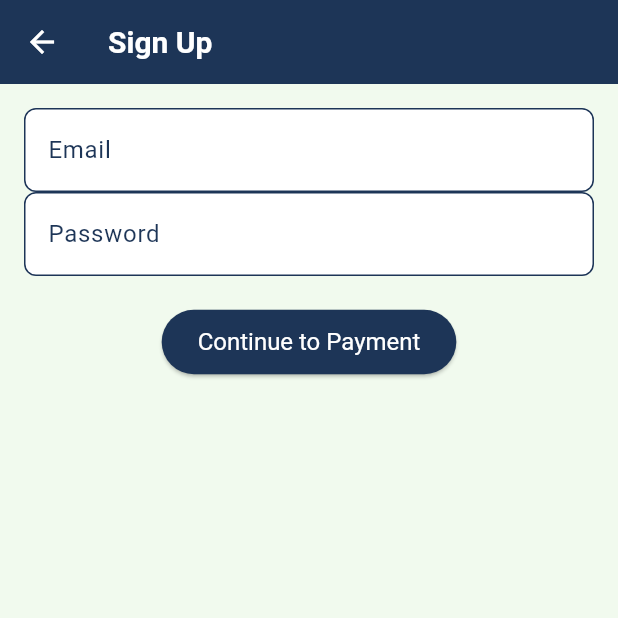
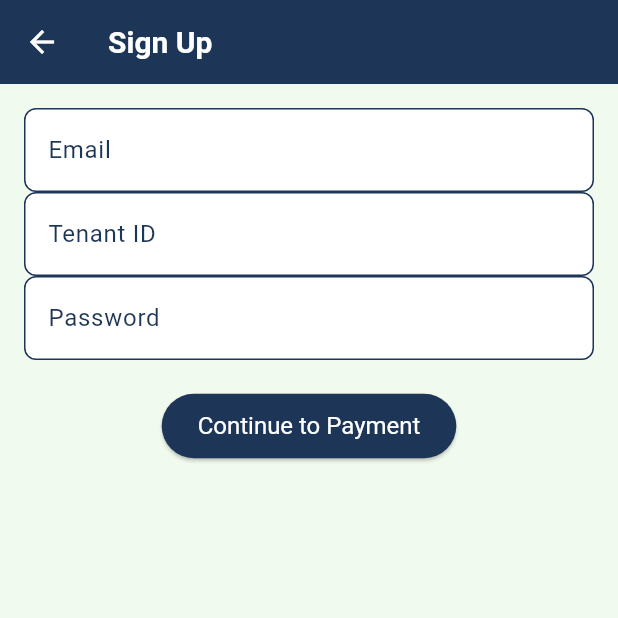
Before and after one commit to haddockdaniel/AILedger-Flutter, a Flutter app: the screen it shows after launch, after a tap on "Don't have an account? Sign Up", on a phone screen of 412 x 824 dp, the top half of it. Run offline on Flutter 3.47's test engine with Material 3 defaults, Android fonts, the phone set to English and light mode, and no system bars; our stand-ins replace flutter_secure_storage, flutter_tts, image_picker, share_plus, shimmer, speech_to_text and 1 more; missing offline and left inert: aws_s3_client, google_mlkit_text_recognition; accounts and stored records are empty; network calls fail; statements that could not run were skipped.

Commit message:
multi tenant, unchanged files, email update and screen hookup

```diff
--- a/lib/app.dart
+++ b/lib/app.dart
@@ -16,6 +16,7 @@ import 'package:autoledger/screens/widgets/contact_detail_screen.dart';
 import 'package:autoledger/screens/auth/signup_screen.dart';
 import 'package:autoledger/screens/auth/subscription_screen.dart';
 import 'package:autoledger/screens/profile_screen.dart';
+import 'package:autoledger/screens/widgets/contacts_screen.dart';
 
 // New imports for voice overlay
 import 'package:autoledger/widgets/voice_slot_overlay.dart';
@@ -75,9 +76,9 @@ class _AutoLedgerAppState extends State<AutoLedgerApp> {
             '/emails':         (_) => const EmailsWidget(),
             '/expenses':       (_) => const ExpensesWidget(),
             '/reports':        (_) => const ReportsWidget(),
-            '/insights':       (_) => const AiInsightsWidget(),
+            '/insights':       (_) => const AIInsightsWidget(),
             '/settings':       (_) => const PaymentSettingsScreen(),
-            '/contacts':       (_) => const CustomersScreen(),
+            '/contacts':       (_) => const ContactsScreen(),
             '/signup':         (_) => const SignUpScreen(),
             '/subscription':   (_) => const SubscriptionScreen(),
             '/profile':        (_) => const ProfileScreen(),
@@ -86,8 +87,8 @@ class _AutoLedgerAppState extends State<AutoLedgerApp> {
               return ContactDetailScreen(contactId: id);
             },
             '/invoice/detail': (ctx) {
-              final invoice = ModalRoute.of(ctx)!.settings.arguments as Invoice;
-              return InvoiceDetail(invoice: invoice);
+              final id = ModalRoute.of(ctx)!.settings.arguments as int;
+              return InvoiceDetail(invoiceId: id);
             },
           },
         ),
--- a/lib/screens/auth/login_screen.dart
+++ b/lib/screens/auth/login_screen.dart
@@ -16,6 +16,7 @@ class LoginScreen extends StatefulWidget {
 class _LoginScreenState extends State<LoginScreen> {
   final TextEditingController _emailController = TextEditingController();
   final TextEditingController _passwordController = TextEditingController();
+  final TextEditingController _tenantController = TextEditingController();
 
   bool _isLoading = false;
   String? _errorMessage;
@@ -28,12 +29,13 @@ class _LoginScreenState extends State<LoginScreen> {
 
     final email = _emailController.text.trim();
     final password = _passwordController.text;
+    final tenant = _tenantController.text.trim();
 
     try {
       final response = await http.post(
         Uri.parse('$apiBaseUrl/api/auth/login'),
         headers: {'Content-Type': 'application/json'},
-        body: jsonEncode({'email': email, 'password': password}),
+        body: jsonEncode({'email': email, 'password': password, 'tenantId': tenant}),
       );
 
       if (response.statusCode == 200) {
@@ -42,6 +44,9 @@ class _LoginScreenState extends State<LoginScreen> {
         final refreshToken = json['refreshToken'];
         await SecureStorage.saveToken(token);
         await SecureStorage.saveRefreshToken(refreshToken);
+        if (tenant.isNotEmpty) {
+          await SecureStorage.saveTenantId(tenant);
+        }
 
         if (!mounted) return;
         Navigator.pushReplacement(
@@ -86,6 +91,11 @@ class _LoginScreenState extends State<LoginScreen> {
                 controller: _emailController,
                 decoration: const InputDecoration(labelText: 'Email'),
                 keyboardType: TextInputType.emailAddress,
+              ),
+              const SizedBox(height: 12),
+			                TextField(
+                controller: _tenantController,
+                decoration: const InputDecoration(labelText: 'Tenant ID'),
               ),
               const SizedBox(height: 12),
               TextField(
--- a/lib/screens/auth/signup_screen.dart
+++ b/lib/screens/auth/signup_screen.dart
@@ -2,6 +2,7 @@ import 'package:flutter/material.dart';
 import 'package:autoledger/services/auth_service.dart';
 import 'package:autoledger/services/payment_service.dart';
 import 'package:autoledger/utils/constants.dart';
+import 'package:autoledger/utils/secure_storage.dart';
 
 class SignUpScreen extends StatefulWidget {
   const SignUpScreen({super.key});
@@ -11,7 +12,7 @@ class SignUpScreen extends StatefulWidget {
 
 class _SignUpScreenState extends State<SignUpScreen> {
   final _formKey = GlobalKey<FormState>();
-  String _email = '', _password = '';
+  String _email = '', _password = '', _tenantId = '';
   bool _loading = false;
   String? _error;
 
@@ -20,7 +21,10 @@ class _SignUpScreenState extends State<SignUpScreen> {
     setState(() { _loading = true; _error = null; });
     try {
       // 1) create user
-      final userId = await AuthService.signUp(_email.trim(), _password);
+      final userId = await AuthService.signUp(_email.trim(), _password, tenantId: _tenantId);
+      if (_tenantId.isNotEmpty) {
+        await SecureStorage.saveTenantId(_tenantId);
+      }
       // 2) create subscription and get approval URL
       final approvalUrl = await PaymentService.createSubscription(
         planId: '19usd_monthly',
@@ -53,6 +57,10 @@ class _SignUpScreenState extends State<SignUpScreen> {
               validator: (v) =>
                   v != null && v.contains('@') ? null : 'Enter valid email',
             ),
+			TextFormField(
+              decoration: const InputDecoration(labelText: 'Tenant ID'),
+              onChanged: (v) => _tenantId = v,
+            ),
             TextFormField(
               decoration: const InputDecoration(labelText: 'Password'),
               obscureText: true,
--- a/lib/screens/auth/subscription_screen.dart
+++ b/lib/screens/auth/subscription_screen.dart
@@ -1,7 +1,7 @@
 import 'dart:io';
 import 'package:flutter/material.dart';
 import 'package:webview_flutter/webview_flutter.dart';
-import 'package:autoledger/utils/constants.dart';
+import 'package:autoledger/services/payment_service.dart';
 
 class SubscriptionScreen extends StatefulWidget {
   const SubscriptionScreen({super.key});
--- a/lib/screens/dashboard/dashboard_screen.dart
+++ b/lib/screens/dashboard/dashboard_screen.dart
@@ -13,6 +13,7 @@ import 'package:autoledger/screens/widgets/reports_widget.dart';
 import 'package:autoledger/screens/widgets/ai_insights_widget.dart';
 import 'package:autoledger/screens/settings/payment_settings_screen.dart';
 import 'package:autoledger/screens/widgets/customer_detail.dart';
+import 'package:autoledger/screens/profile_screen.dart';
 
 class DashboardScreen extends StatefulWidget {
   final String initialRoute;
--- a/lib/services/auth_service.dart
+++ b/lib/services/auth_service.dart
@@ -61,12 +61,12 @@ class AuthService {
  /// Public wrapper used by [SessionManager] to refresh tokens periodically.
   static Future<bool> refresh({http.Client? client}) => refreshToken(client: client);
 
-static Future<String> signUp(String email, String password, {http.Client? client}) async {
+static Future<String> signUp(String email, String password,{String tenantId = '', http.Client? client}) async {
   final httpClient = client ?? http.Client();
   final res = await httpClient.post(
     Uri.parse('$apiBaseUrl/api/auth/signup'),
     headers: {'Content-Type': 'application/json'},
-    body: jsonEncode({ 'email': email, 'password': password }),
+    body: jsonEncode({ 'email': email, 'password': password, 'tenantId': tenantId }),
   );
   if (res.statusCode == 201) {
     final data = jsonDecode(res.body);
--- a/lib/utils/constants.dart
+++ b/lib/utils/constants.dart
@@ -21,6 +21,13 @@ const String voiceIntentUrl = String.fromEnvironment(
 const String voiceApiKey =
     String.fromEnvironment('VOICE_API_KEY', defaultValue: '');
 
+/// Tenant identifier used for multi-tenant API requests.
+/// Can be provided via `--dart-define=TENANT_ID=mytenant` at build time.
+const String defaultTenantId =
+    String.fromEnvironment('TENANT_ID', defaultValue: '');
+
+/// Header key for passing the tenant id to the backend API.
+const String tenantHeaderKey = 'X-Tenant-ID';
 
 class SessionManager {
   static final _authService = AuthService();
--- a/lib/utils/secure_storage.dart
+++ b/lib/utils/secure_storage.dart
@@ -19,6 +19,14 @@ class SecureStorage {
     return await _storage.read(key: 'refresh_token');
   }
 
+  static Future<void> saveTenantId(String tenantId) async {
+    await _storage.write(key: 'tenant_id', value: tenantId);
+  }
+
+  static Future<String?> getTenantId() async {
+    return await _storage.read(key: 'tenant_id');
+  }
+
   static Future<void> clearAll() async {
     await _storage.deleteAll();
   }
```
Also changed, not shown: lib/screens/profile_screen.dart (+25 -2 lines), lib/services/api_service.dart (+22 -20 lines), lib/services/payment_service.dart (+11 -1 lines), lib/services/user_service.dart (+30 -0 lines), 1 other file.
